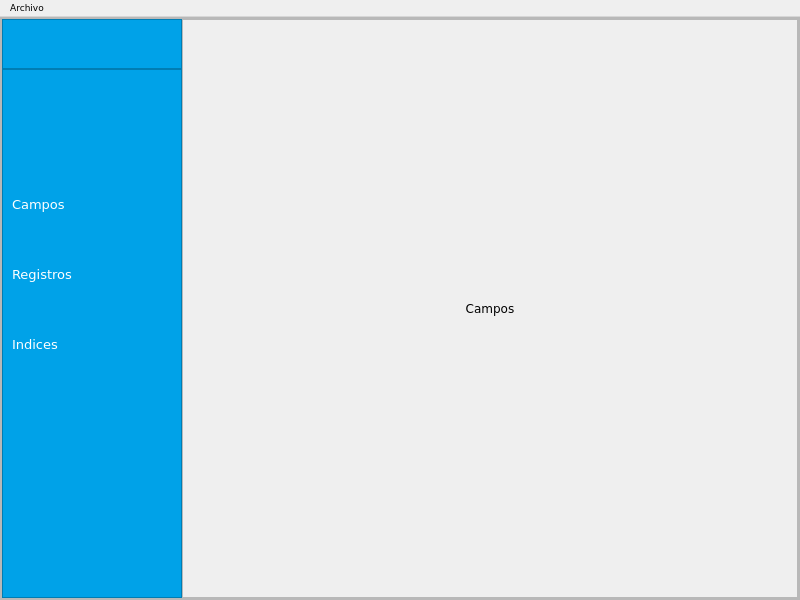
The window that mainwindow.ui (evaldez11/proyecto-EDDII) describes before a commit, drawn with Qt 5.
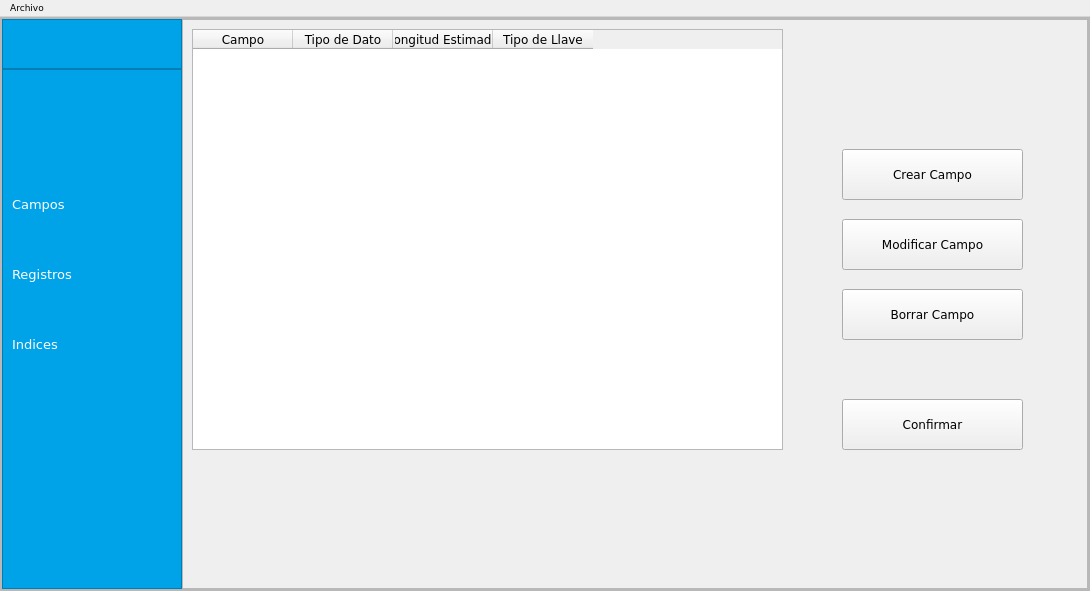
The same window after the commit. Icons and pictures are not drawn.

Commit message: commit primer avanze de campos

The edit to the form file:
```diff
--- a/mainwindow.ui
+++ b/mainwindow.ui
@@ -6,8 +6,8 @@
    <rect>
     <x>0</x>
     <y>0</y>
-    <width>800</width>
-    <height>600</height>
+    <width>1090</width>
+    <height>591</height>
    </rect>
   </property>
   <property name="font">
@@ -397,33 +397,115 @@
                 </layout>
                </widget>
                <widget class="QWidget" name="pg_Campos">
-                <layout class="QVBoxLayout" name="verticalLayout_5">
-                 <property name="spacing">
-                  <number>0</number>
+                <widget class="QTableWidget" name="tableWidget">
+                 <property name="geometry">
+                  <rect>
+                   <x>0</x>
+                   <y>0</y>
+                   <width>591</width>
+                   <height>421</height>
+                  </rect>
                  </property>
-                 <property name="leftMargin">
-                  <number>0</number>
+                 <property name="maximumSize">
+                  <size>
+                   <width>886</width>
+                   <height>536</height>
+                  </size>
                  </property>
-                 <property name="topMargin">
-                  <number>0</number>
+                 <column>
+                  <property name="text">
+                   <string>Campo</string>
+                  </property>
+                 </column>
+                 <column>
+                  <property name="text">
+                   <string>Tipo de Dato</string>
+                  </property>
+                 </column>
+                 <column>
+                  <property name="text">
+                   <string>Longitud Estimada</string>
+                  </property>
+                 </column>
+                 <column>
+                  <property name="text">
+                   <string>Tipo de Llave</string>
+                  </property>
+                 </column>
+                </widget>
+                <widget class="QPushButton" name="pushButtonCrearCampo">
+                 <property name="geometry">
+                  <rect>
+                   <x>650</x>
+                   <y>120</y>
+                   <width>181</width>
+                   <height>51</height>
+                  </rect>
                  </property>
-                 <property name="rightMargin">
-                  <number>0</number>
+                 <property name="text">
+                  <string>Crear Campo</string>
                  </property>
-                 <property name="bottomMargin">
-                  <number>0</number>
+                 <property name="icon">
+                  <iconset theme="QIcon::ThemeIcon::FolderNew"/>
                  </property>
-                 <item>
-                  <widget class="QLabel" name="label_2">
-                   <property name="text">
-                    <string>Campos</string>
-                   </property>
-                   <property name="alignment">
-                    <set>Qt::AlignmentFlag::AlignCenter</set>
-                   </property>
-                  </widget>
-                 </item>
-                </layout>
+                 <property name="flat">
+                  <bool>false</bool>
+                 </property>
+                </widget>
+                <widget class="QPushButton" name="pushButtonModificarCampo">
+                 <property name="geometry">
+                  <rect>
+                   <x>650</x>
+                   <y>190</y>
+                   <width>181</width>
+                   <height>51</height>
+                  </rect>
+                 </property>
+                 <property name="text">
+                  <string>Modificar Campo</string>
+                 </property>
+                 <property name="icon">
+                  <iconset theme="QIcon::ThemeIcon::DocumentProperties"/>
+                 </property>
+                 <property name="flat">
+                  <bool>false</bool>
+                 </property>
+                </widget>
+                <widget class="QPushButton" name="pushButtonBorrarCampo">
+                 <property name="geometry">
+                  <rect>
+                   <x>650</x>
+                   <y>260</y>
+                   <width>181</width>
+                   <height>51</height>
+                  </rect>
+                 </property>
+                 <property name="text">
+                  <string>Borrar Campo</string>
+                 </property>
+                 <property name="icon">
+                  <iconset theme="QIcon::ThemeIcon::EditDelete"/>
+                 </property>
+                 <property name="flat">
+                  <bool>false</bool>
+                 </property>
+                </widget>
+                <widget class="QPushButton" name="pushButtonConfirmar">
+                 <property name="geometry">
+                  <rect>
+                   <x>650</x>
+                   <y>370</y>
+                   <width>181</width>
+                   <height>51</height>
+                  </rect>
+                 </property>
+                 <property name="text">
+                  <string>Confirmar</string>
+                 </property>
+                 <property name="flat">
+                  <bool>false</bool>
+                 </property>
+                </widget>
                </widget>
               </widget>
              </item>
@@ -443,7 +525,7 @@
     <rect>
      <x>0</x>
      <y>0</y>
-     <width>800</width>
+     <width>1090</width>
      <height>16</height>
     </rect>
    </property>
```
Left out of the diff: 8 changed lines with no effect on the pictures. The commit also changes 50 other files.
